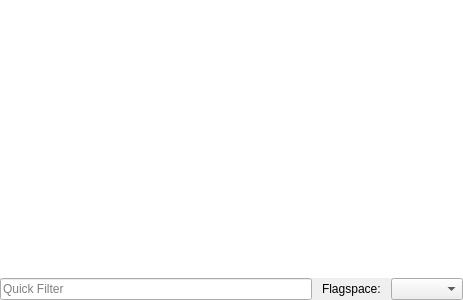
Above: src/widgets/FlagsWidget.ui from radareorg/iaito before the change. Below: the same form after it.
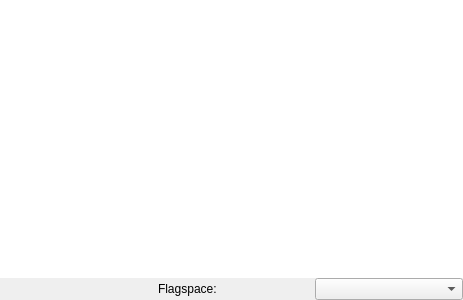
That is the form after the change. Custom widgets are drawn as their Qt base class.

Commit message: Tree/list and shared filter for functions, symbols, imports, exports and flags

Patch:
```diff
--- a/src/widgets/FlagsWidget.ui
+++ b/src/widgets/FlagsWidget.ui
@@ -71,14 +71,7 @@
        <number>0</number>
       </property>
       <item>
-       <widget class="QLineEdit" name="filterLineEdit">
-        <property name="text">
-         <string/>
-        </property>
-        <property name="placeholderText">
-         <string>Quick Filter</string>
-        </property>
-       </widget>
+       <widget class="QuickFilterView" name="quickFilterView" native="true"/>
       </item>
       <item>
        <widget class="QLabel" name="flagspaceLabel">
@@ -118,6 +111,12 @@
   </action>
  </widget>
  <customwidgets>
+  <customwidget>
+   <class>QuickFilterView</class>
+   <extends>QWidget</extends>
+   <header>widgets/QuickFilterView.h</header>
+   <container>1</container>
+  </customwidget>
   <customwidget>
    <class>AddressableItemList&lt;&gt;</class>
    <extends>QTreeView</extends>
```
The commit also changes 19 other files.
